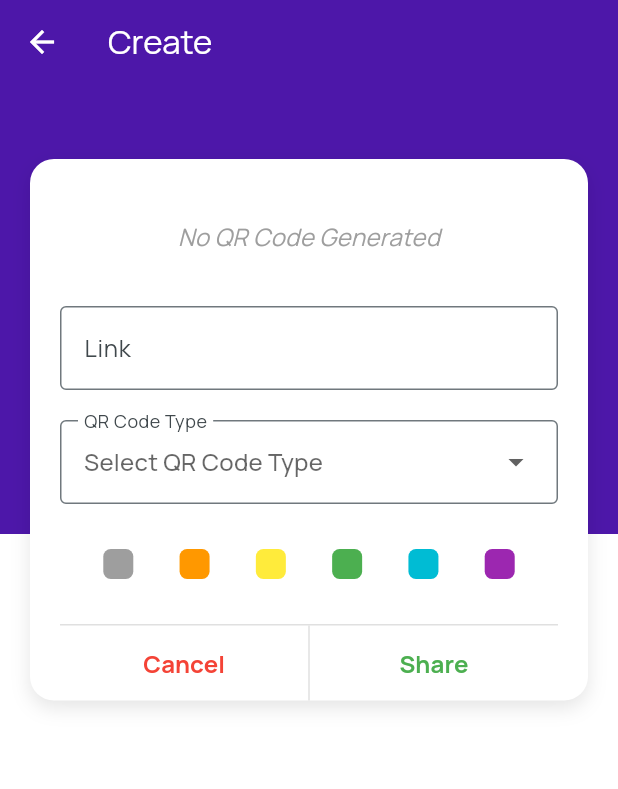
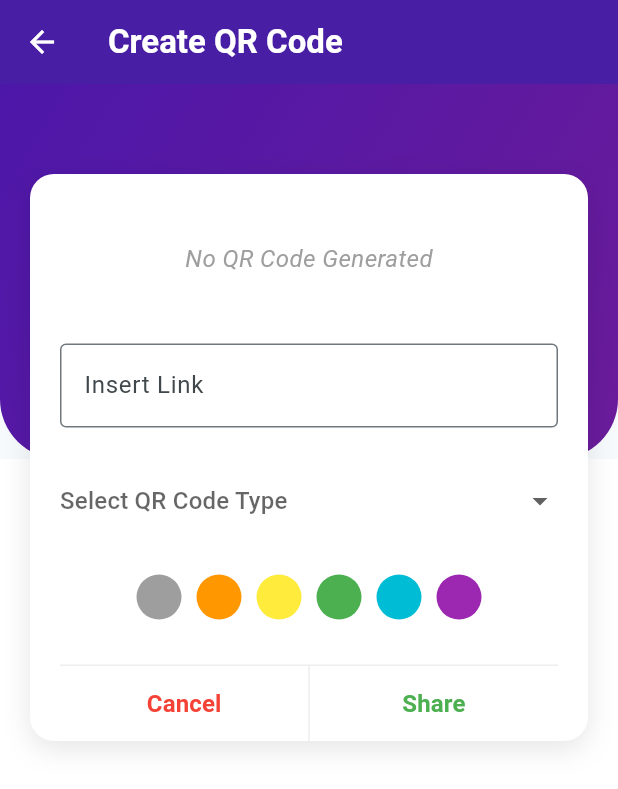
Before and after one commit to haidarakhs/QRCODE_APP, a Flutter app: the screen it shows after launch, after a tap on "Create", on a phone screen of 412 x 824 dp. Shown: the top 789 px of the screen. Run offline on Flutter 3.47's test engine with Material 3 defaults, Android fonts, the phone set to English and light mode, and no system bars; drawn by our look-alikes of screenshot; our stand-ins replace device_preview, pretty_qr_code, share_plus; missing offline and left inert: mobile_scanner.

Commit message:
new update

```diff
--- a/lib/main.dart
+++ b/lib/main.dart
@@ -1,11 +1,16 @@
+import 'package:flutter/foundation.dart';
 import 'package:flutter/material.dart';
+import 'package:device_preview/device_preview.dart'; // Tambahkan ini
 import 'package:qr_app/ui/home_screen.dart';
 import 'package:qr_app/ui/qr_generator_screen.dart';
 import 'package:qr_app/ui/qr_scanner_screen.dart';
 import 'package:qr_app/ui/splash_screen.dart';
 
 void main() {
-  runApp(const MyApp());
+  runApp(DevicePreview(
+    enabled: !kReleaseMode,
+    builder: (context) => const MyApp(),
+  ));
 }
 
 class MyApp extends StatelessWidget {
@@ -13,8 +18,8 @@ class MyApp extends StatelessWidget {
 
   @override
   Widget build(BuildContext context) {
-
     return MaterialApp(
+      useInheritedMediaQuery: true, // Wajib untuk Device Preview
       debugShowCheckedModeBanner: false,
       theme: ThemeData(
         fontFamily: 'Manrope',
@@ -24,10 +29,12 @@ class MyApp extends StatelessWidget {
       initialRoute: '/',
       routes: {
         '/': (context) => const SplashScreen(),
-        '/home' : (context) => const HomeScreen(),
-         '/create' : (context) => const QrGeneratorScreen(),
-         '/scan' : (context) => const QrScannerScreen(),
+        '/home': (context) => const HomeScreen(),
+        '/create': (context) => const QrGeneratorScreen(),
+        '/scan': (context) => const QrScannerScreen(),
       },
+      locale: DevicePreview.locale(context),
+      builder: DevicePreview.appBuilder,
     );
   }
 }
--- a/lib/ui/home_screen.dart
+++ b/lib/ui/home_screen.dart
@@ -2,8 +2,6 @@ import 'package:flutter/material.dart';
 
 class HomeScreen extends StatelessWidget {
   const HomeScreen({super.key});
-
-  // List<String, String>
 
   @override
   Widget build(BuildContext context) {
@@ -18,9 +16,11 @@ class HomeScreen extends StatelessWidget {
           )
         ],
       ),
-      body: Column(
+      body: SingleChildScrollView(
+        child: Column(
           crossAxisAlignment: CrossAxisAlignment.start,
           children: [
+            // Profile Section
             const Padding(
               padding: EdgeInsets.symmetric(horizontal: 40),
               child: Row(
@@ -29,94 +29,119 @@ class HomeScreen extends StatelessWidget {
                     radius: 30,
                     backgroundImage: AssetImage('assets/images/profile-pict.png'),
                   ),
-                SizedBox(
-                  width: 10,
-                ),
+                  SizedBox(width: 20),
                   Column(
+                    crossAxisAlignment: CrossAxisAlignment.start,
                     children: [
                       Text(
                         'Hallo, Haidar 👋',
                         style: TextStyle(
-                        fontSize: 20,
+                          fontSize: 24,
                           fontWeight: FontWeight.bold,
+                          color: Colors.black,
                         ),
                       ),
-                    SizedBox(
-                      height: 5,
-                    ),
+                      const SizedBox(height: 5),
                       Text(
                         'Front-End Developer',
-                      style:
-                          TextStyle(fontSize: 12, fontWeight: FontWeight.w600),
+                        style: TextStyle(
+                          fontSize: 14,
+                          fontWeight: FontWeight.w600,
+                          color: Colors.grey,
+                        ),
                       ),
                     ],
-                )
+                  ),
                 ],
               ),
             ),
-          const SizedBox(
-            height: 20,
+            const SizedBox(height: 30),
+
+            // Welcome Section
+            const Padding(
+              padding: EdgeInsets.symmetric(horizontal: 20),
+              child: Text(
+                'Welcome to',
+                style: TextStyle(fontSize: 18, color: Colors.black54),
+              ),
             ),
             const Padding(
               padding: EdgeInsets.symmetric(horizontal: 20),
-            child: Column(
-              crossAxisAlignment: CrossAxisAlignment.start,
-              children: [
-                Text(
-                  'Welcome to',
-                  style: TextStyle(fontSize: 20),
-                ),
-                Text(
-                  'QR SCANNER ',
-                  style: TextStyle(fontSize: 20, fontWeight: FontWeight.bold),
-                )
-              ],
+              child: Text(
+                'ScannerCode',
+                style: TextStyle(
+                  fontSize: 32,
+                  fontWeight: FontWeight.bold,
+                  color: Colors.blueAccent,
                 ),
               ),
-          const SizedBox(
-            height: 20,
             ),
-          Expanded(
-              child: GridView.count(
+            const SizedBox(height: 30),
+
+            // Button Grid
+            const Padding(
+              padding: EdgeInsets.symmetric(horizontal: 20),
+              child: Text(
+                'What would you like to do?',
+                style: TextStyle(
+                  fontSize: 18,
+                  fontWeight: FontWeight.w600,
+                  color: Colors.black54,
+                ),
+              ),
+            ),
+            const SizedBox(height: 10),
+            // Grid of Action Buttons
+            GridView.count(
+              shrinkWrap: true,
               crossAxisCount: 2,
+              crossAxisSpacing: 20,
+              mainAxisSpacing: 20,
+              padding: const EdgeInsets.all(20),
+              childAspectRatio: 1.1, // Slightly rectangular buttons
               children: [
                 BuildButton(
                   icon: Icons.qr_code,
                   label: 'Create',
-                  backgroundColor: Colors.blue,
+                  backgroundColor: Colors.blueAccent,
                   iconColor: Colors.white,
                   onTap: () {
                     Navigator.pushNamed(context, '/create');
-                  }),
+                  },
+                ),
                 BuildButton(
                   icon: Icons.qr_code_scanner,
                   label: 'Scan',
-                  backgroundColor: Colors.red.withOpacity(0.5),
+                  backgroundColor: Colors.redAccent.withOpacity(0.6),
                   iconColor: Colors.white,
                   onTap: () {
                     Navigator.pushNamed(context, '/scan');
-                  }),
+                  },
+                ),
                 BuildButton(
                   icon: Icons.send,
                   label: 'Send',
-                  backgroundColor: Colors.green.withOpacity(0.4),
+                  backgroundColor: Colors.greenAccent.withOpacity(0.5),
                   iconColor: Colors.white,
-                  onTap: () {}),
+                  onTap: () {},
+                ),
                 BuildButton(
                   icon: Icons.print,
                   label: 'Print',
-                  backgroundColor: Colors.purple.withOpacity(0.3),
+                  backgroundColor: Colors.purpleAccent.withOpacity(0.4),
                   iconColor: Colors.white,
-                  onTap: () {})
+                  onTap: () {},
+                ),
               ],
-          ))
+            ),
           ],
+        ),
       ),
     );
   }
 }
 
-// iconn
+// Button Widget
 class BuildButton extends StatelessWidget {
   const BuildButton({
     super.key,
@@ -138,16 +163,16 @@ class BuildButton extends StatelessWidget {
     return GestureDetector(
       onTap: onTap,
       child: Container(
-        width: 170, // Lebar tetap untuk setiap tombol
-        height: 170, // Tinggi tetap untuk setiap tombol
+        width: 150, // Slightly narrower button width
+        height: 150,
         decoration: BoxDecoration(
-          // color: Colors.white, // Latar tombol abu-abu terang
-          borderRadius: BorderRadius.circular(20), // Sudut membulat
+          color: Colors.white, // Background color of the button
+          borderRadius: BorderRadius.circular(16), // Slightly rounded corners
           boxShadow: [
             BoxShadow(
-              color: Colors.black.withOpacity(0.05), // Bayangan lembut
-              blurRadius: 15,
-              offset: const Offset(0, 5),
+              color: Colors.black.withOpacity(0.1), // Softer shadow
+              blurRadius: 12,
+              offset: const Offset(0, 4),
             ),
           ],
         ),
@@ -156,23 +181,23 @@ class BuildButton extends StatelessWidget {
           children: [
             Container(
               decoration: BoxDecoration(
-                color: backgroundColor, // Warna latar ikon
-                borderRadius: BorderRadius.circular(12), // Sudut membulat ikon
+                color: backgroundColor,
+                borderRadius: BorderRadius.circular(12),
               ),
-              padding: const EdgeInsets.all(35),
+              padding: const EdgeInsets.all(30), // Adjusted for better spacing
               child: Icon(
                 icon,
-                color: iconColor, // Warna ikon
-                size: 40, // Ukuran ikon lebih besar
+                color: iconColor,
+                size: 45, // Slightly bigger icon
               ),
             ),
-            const SizedBox(height: 15), // Jarak antara ikon dan teks
+            const SizedBox(height: 10),
             Text(
               label,
               style: const TextStyle(
+                fontWeight: FontWeight.w600,
+                fontSize: 14,
                 color: Colors.black,
-                fontWeight: FontWeight.bold,
-                fontSize: 16, // Ukuran teks
               ),
             ),
           ],
--- a/lib/ui/qr_generator_screen.dart
+++ b/lib/ui/qr_generator_screen.dart
@@ -16,17 +16,18 @@ class _QrGeneratorScreenState extends State<QrGeneratorScreen> {
   Color qrColor = Colors.white;
   final List<String> qrTypes = ['JPG', 'PNG', 'SVG', 'PDF'];
   String? selectedQrType;
+
   @override
   Widget build(BuildContext context) {
     return Scaffold(
       appBar: AppBar(
         centerTitle: false,
         title: const Text(
-          'Create',
-          style: TextStyle(color: Colors.white),
+          'Create QR Code',
+          style: TextStyle(color: Colors.white, fontWeight: FontWeight.bold),
         ),
         backgroundColor: const Color.fromARGB(255, 77, 23, 169),
-        elevation: 0,
+        elevation: 4,
         leading: IconButton(
             onPressed: () {
               Navigator.pop(context);
@@ -41,8 +42,21 @@ class _QrGeneratorScreenState extends State<QrGeneratorScreen> {
           Column(
             children: [
               Container(
-                height: 300,
-                color: const Color.fromARGB(255, 77, 23, 169),
+                height: 250,
+                decoration: BoxDecoration(
+                  gradient: LinearGradient(
+                    colors: [
+                      const Color.fromARGB(255, 77, 23, 169),
+                      Colors.purple.shade800,
+                    ],
+                    begin: Alignment.topLeft,
+                    end: Alignment.bottomRight,
+                  ),
+                  borderRadius: const BorderRadius.only(
+                    bottomLeft: Radius.circular(40),
+                    bottomRight: Radius.circular(40),
+                  ),
+                ),
               ),
               Expanded(
                 child: Container(
@@ -52,7 +66,7 @@ class _QrGeneratorScreenState extends State<QrGeneratorScreen> {
             ],
           ),
           Padding(
-            padding: const EdgeInsets.only(top: 50),
+            padding: const EdgeInsets.only(top: 60),
             child: SingleChildScrollView(
               child: Column(
                 mainAxisAlignment: MainAxisAlignment.start,
@@ -67,7 +81,7 @@ class _QrGeneratorScreenState extends State<QrGeneratorScreen> {
                       boxShadow: [
                         BoxShadow(
                           color: Colors.black.withOpacity(0.1),
-                          blurRadius: 10,
+                          blurRadius: 15,
                           offset: const Offset(0, 5),
                         ),
                       ],
@@ -77,14 +91,15 @@ class _QrGeneratorScreenState extends State<QrGeneratorScreen> {
                         Screenshot(
                           controller: screenshotController,
                           child: Container(
-                            padding: const EdgeInsets.all(10),
+                            padding: const EdgeInsets.all(15),
                             decoration: qrRawValue == null
                                 ? null
                                 : BoxDecoration(
                                     color: Colors.white,
-                                    borderRadius: BorderRadius.circular(12),
+                                    borderRadius: BorderRadius.circular(16),
                                     border: Border.all(
-                                        color: Colors.black, width: 4),
+                                        color: Colors.black.withOpacity(0.1),
+                                        width: 2),
                                   ),
                             child: qrRawValue == null
                                 ? const Text(
@@ -96,33 +111,37 @@ class _QrGeneratorScreenState extends State<QrGeneratorScreen> {
                                     ),
                                   )
                                 : Container(
-                                    padding: const EdgeInsets.all(10),
+                                    padding: const EdgeInsets.all(15),
                                     decoration: BoxDecoration(
                                       color: qrColor,
-                                      borderRadius: BorderRadius.circular(12),
+                                      borderRadius: BorderRadius.circular(16),
                                       boxShadow: const [
                                         BoxShadow(
                                           color: Colors.black26,
-                                          blurRadius: 10,
+                                          blurRadius: 15,
                                           offset: Offset(0, 4),
                                         ),
                                       ],
                                     ),
                                     child: PrettyQr(
                                       data: qrRawValue!,
-                                      size: 150,
+                                      size: 180,
                                       roundEdges: true,
                                       elementColor: Colors.black,
                                     ),
                                   ),
                           ),
                         ),
-                        const SizedBox(height: 25),
+                        const SizedBox(height: 30),
                         TextField(
                           decoration: const InputDecoration(
-                            labelText: "Link",
-                            hintText: "Insert link here...",
+                            labelText: "Insert Link",
+                            hintText: "Enter URL or Text",
                             border: OutlineInputBorder(),
+                            focusedBorder: OutlineInputBorder(
+                              borderSide:
+                                  BorderSide(color: Colors.deepPurple),
+                            ),
                           ),
                           onChanged: (value) {
                             setState(() {
@@ -130,20 +149,12 @@ class _QrGeneratorScreenState extends State<QrGeneratorScreen> {
                             });
                           },
                         ),
-                        const SizedBox(height: 20),
-                        ConstrainedBox(
-                          constraints: const BoxConstraints(maxHeight: 56),
-                          child: DropdownButtonHideUnderline(
-                            child: InputDecorator(
-                              decoration: const InputDecoration(
-                                labelText: "QR Code Type",
-                                border: OutlineInputBorder(),
-                              ),
+                        const SizedBox(height: 25),
+                        DropdownButtonHideUnderline(
                           child: DropdownButton<String>(
                             value: selectedQrType,
                             hint: const Text('Select QR Code Type'),
                             isExpanded: true,
-                                isDense: true,
                             items: qrTypes.map((type) {
                               return DropdownMenuItem<String>(
                                 value: type,
@@ -157,11 +168,9 @@ class _QrGeneratorScreenState extends State<QrGeneratorScreen> {
                             },
                           ),
                         ),
-                          ),
-                        ),
-                        const SizedBox(height: 30),
+                        const SizedBox(height: 25),
                         Row(
-                          mainAxisAlignment: MainAxisAlignment.spaceEvenly,
+                          mainAxisAlignment: MainAxisAlignment.center,
                           children: [
                             for (var color in [
                               Colors.grey,
@@ -179,17 +188,17 @@ class _QrGeneratorScreenState extends State<QrGeneratorScreen> {
                                 },
                                 child: Container(
                                   margin:
-                                      const EdgeInsets.symmetric(horizontal: 2),
-                                  width: 20,
-                                  height: 20,
+                                      const EdgeInsets.symmetric(horizontal: 5),
+                                  width: 30,
+                                  height: 30,
                                   decoration: BoxDecoration(
                                     color: color,
-                                    shape: BoxShape.rectangle,
-                                    borderRadius: BorderRadius.circular(5),
+                                    shape: BoxShape.circle,
                                     border: Border.all(
                                       color: qrColor == color
                                           ? Colors.white
                                           : Colors.transparent,
+                                      width: 3,
                                     ),
                                   ),
                                 ),
@@ -199,7 +208,7 @@ class _QrGeneratorScreenState extends State<QrGeneratorScreen> {
                         const SizedBox(height: 30),
                         Container(
                           width: double.infinity,
-                          color: Colors.grey.shade300,
+                          color: Colors.grey.shade200,
                           height: 1,
                         ),
                         Row(
@@ -225,7 +234,7 @@ class _QrGeneratorScreenState extends State<QrGeneratorScreen> {
                             ),
                             Container(
                               width: 1,
-                              color: Colors.grey.shade300,
+                              color: Colors.grey.shade200,
                               height: 50,
                             ),
                             Expanded(
@@ -248,7 +257,7 @@ class _QrGeneratorScreenState extends State<QrGeneratorScreen> {
                       ],
                     ),
                   ),
-                  const SizedBox(height: 20),
+                  const SizedBox(height: 30),
                 ],
               ),
             ),
@@ -259,15 +268,15 @@ class _QrGeneratorScreenState extends State<QrGeneratorScreen> {
   }
 
   Future<void> _shareQrCode() async {
-    // ambil screenshot dari QR
+    // Capture screenshot of the QR
     final image = await screenshotController.capture();
     if (image != null) {
-      // kalau berhasil ambil gambar, share menggunakan Share Plus
+      // If capture is successful, share the QR code image
       await Share.shareXFiles([
         XFile.fromData(
           image,
-          name: "qr_code.png", // nama file screenshot
-          mimeType: "image/png", // format file
+          name: "qr_code.png",
+          mimeType: "image/png",
         ),
       ]);
     }
--- a/lib/ui/splash_screen.dart
+++ b/lib/ui/splash_screen.dart
@@ -1,5 +1,6 @@
 import 'dart:async'; // Impor Timer
 import 'package:flutter/material.dart';
+
 import 'home_screen.dart'; // Pastikan untuk mengimpor HomeScreen atau rute yang sesuai
 
 class SplashScreen extends StatefulWidget {
@@ -26,24 +27,24 @@ class _SplashScreenState extends State<SplashScreen> {
   @override
   Widget build(BuildContext context) {
     return Scaffold(
-      backgroundColor: const Color(0xFF553FB8),
+      backgroundColor: const Color.fromARGB(255, 255, 255, 255),
       body: Center(
-        child: Column(
+        child: Row(
           mainAxisAlignment: MainAxisAlignment.center,
           children: [
             // Logo atau animasi
             Image.asset(
-              'assets/images/splash.png',
-              width: 200,
-              height: 200,
+              'assets/images/logo scan.png',
+              width: 90,
+              height: 90,
             ),
             const SizedBox(height: 20),
             // Teks Splash
             const Text(
               'ScannerCode',
               style: TextStyle(
-                color: Colors.white,
-                fontSize: 50,
+                color: Color.fromARGB(255, 16, 100, 160),
+                fontSize: 24,
                 fontWeight: FontWeight.bold,
               ),
             ),
```
Also changed, not shown: pubspec.yaml (+10 -10 lines), assets/images/logo scan.png (added), 20 other files. Lines whose indentation alone changed are shown as unchanged.
